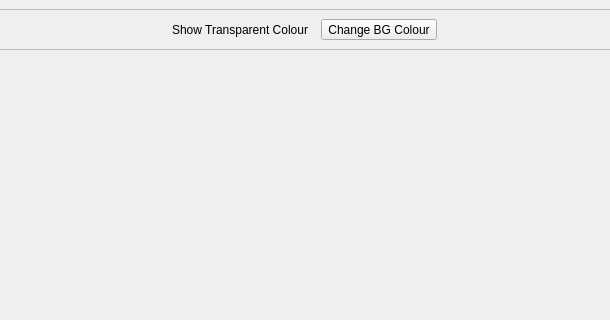
Before: the Qt Designer form RetroEDv2/tools/animationeditor.ui in RSDKModding/RetroED, drawn with Qt 5; both pictures show x 282 to 892 and y 0 to 320 of the 1166 by 766 pixel window.
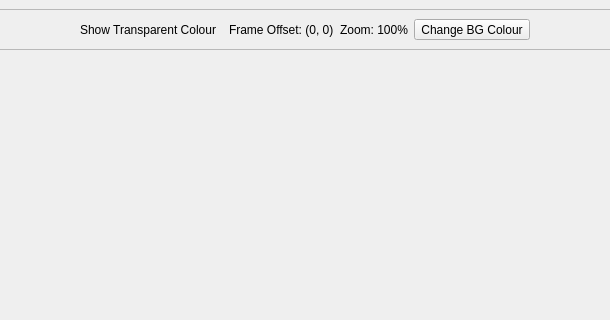
After: the same form once the commit is applied. The open tabs and pages were chosen to show the change. Icons and pictures are not drawn.

What changed in the file:
```diff
--- a/RetroEDv2/tools/animationeditor.ui
+++ b/RetroEDv2/tools/animationeditor.ui
@@ -195,6 +195,20 @@
         </property>
        </widget>
       </item>
+      <item>
+       <widget class="QLabel" name="frameOffLabel">
+        <property name="text">
+         <string>Frame Offset: (0, 0)</string>
+        </property>
+       </widget>
+      </item>
+      <item>
+       <widget class="QLabel" name="zoomLabel">
+        <property name="text">
+         <string>Zoom: 100%</string>
+        </property>
+       </widget>
+      </item>
       <item>
        <widget class="QToolButton" name="bgColour">
         <property name="text">
```
Left out of the diff: 12 changed lines with no effect on the pictures.
